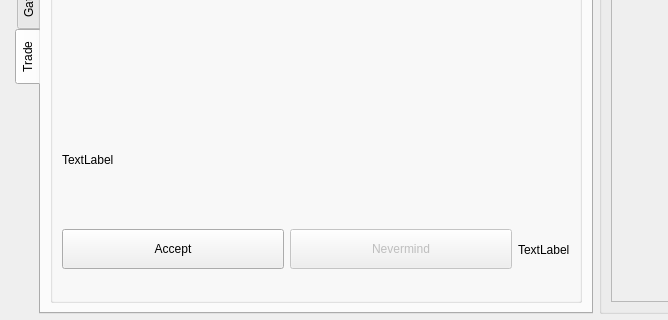
First picture: the form in assets/ui/main.ui, repository pierce-smith1/aor, before the edit; both pictures show x 0 to 668 and y 102 to 422 of the 1300 by 850 pixel window.
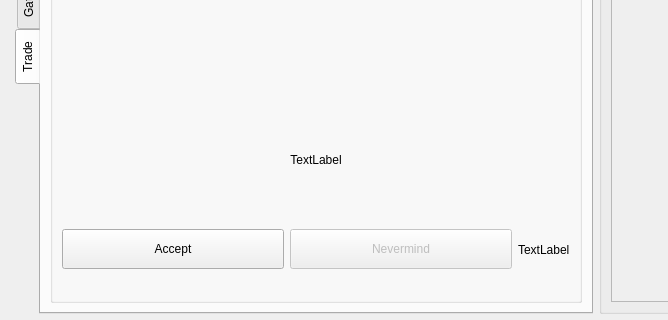
Second picture: the form after the edit. Icons and pictures are not drawn.

Diff of the .ui file:
```diff
--- a/assets/ui/main.ui
+++ b/assets/ui/main.ui
@@ -767,6 +767,9 @@
                    <property name="text">
                     <string>TextLabel</string>
                    </property>
+                   <property name="alignment">
+                    <set>Qt::AlignCenter</set>
+                   </property>
                   </widget>
                  </item>
                 </layout>
```
